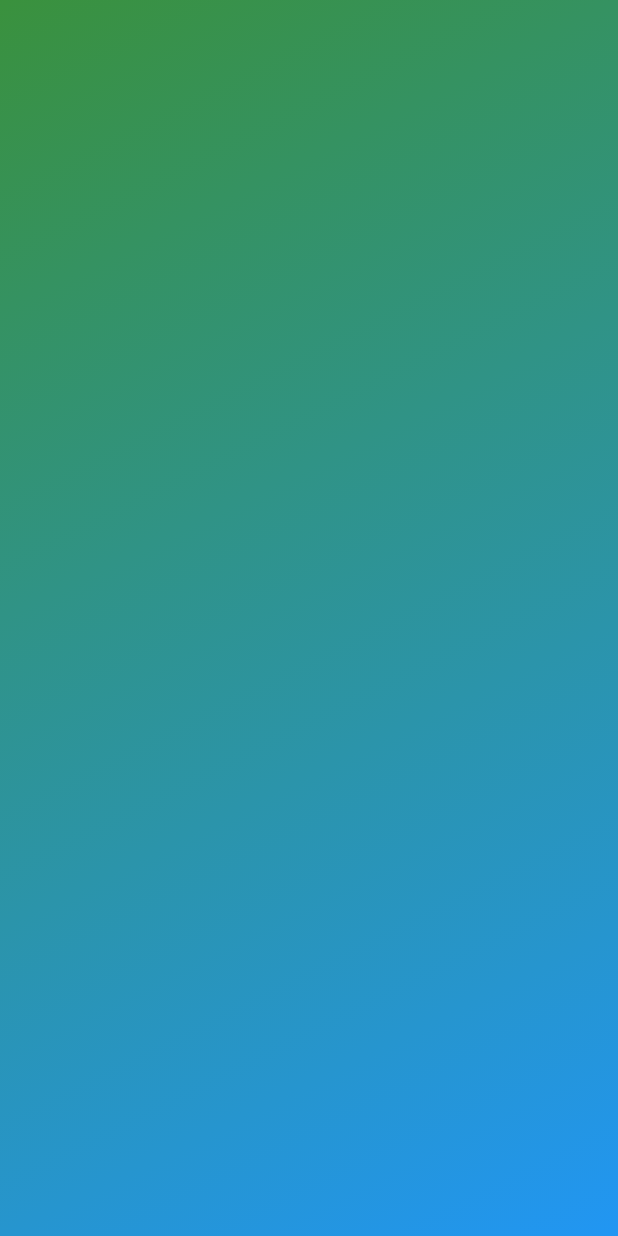
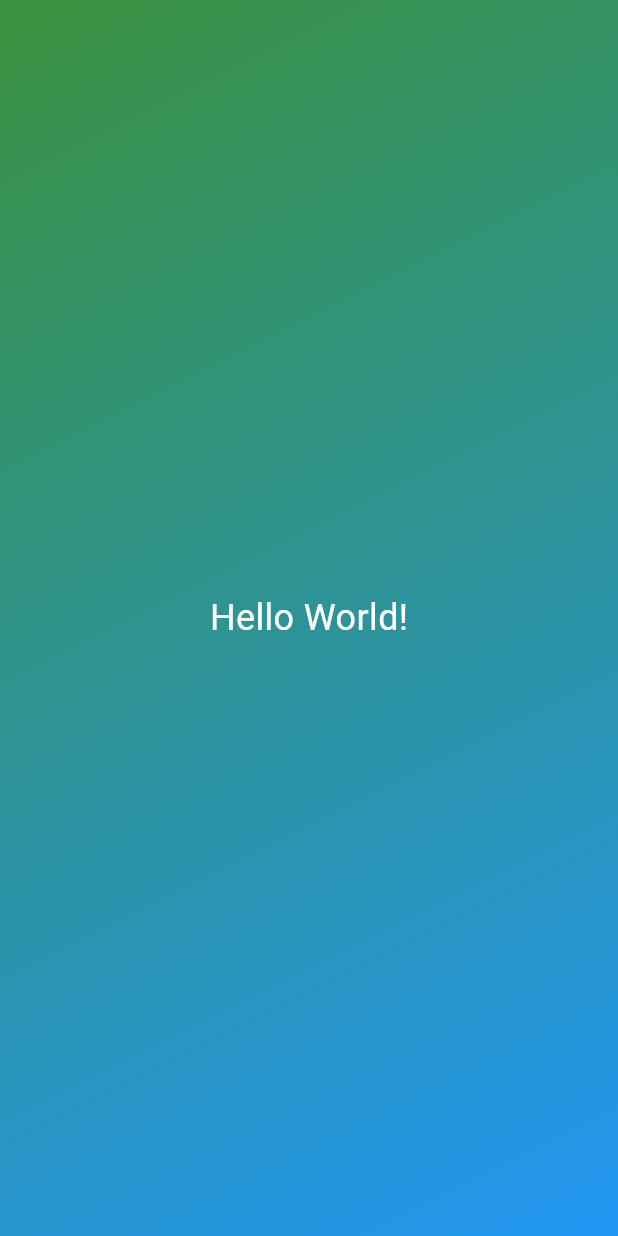
Before and after one commit to erwandy92/Flutter_Demo, a Flutter app: the screen it shows after launch, on a phone screen of 412 x 824 dp. Run offline on Flutter 3.47's test engine with Material 3 defaults, Android fonts, the phone set to English and light mode, and no system bars.

Commit message:
added a text to container

```diff
--- a/flutter_hello_world/lib/gradient_container.dart
+++ b/flutter_hello_world/lib/gradient_container.dart
@@ -16,6 +16,15 @@ class GradientContainer extends StatelessWidget{
             end: Alignment.bottomRight
         ),
       ),
+      child: const Center(
+        child: Text(
+          'Hello World!',
+          style: TextStyle(
+            fontSize: 24,
+            color: Colors.white,
+          ),
+        ),
+      ),
     );
   }
 }
```
